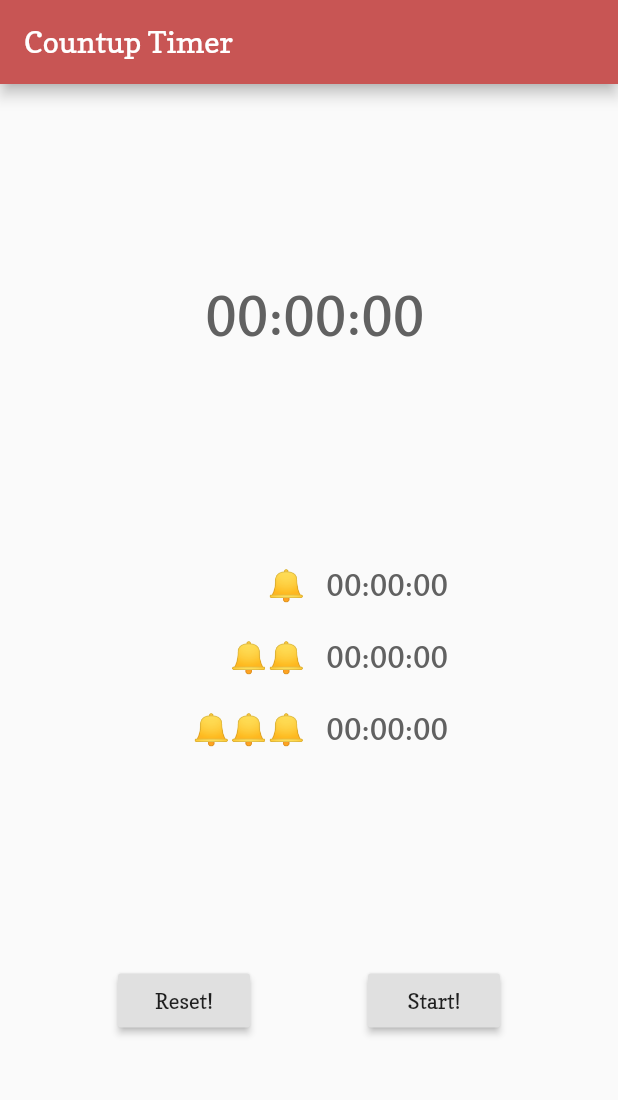
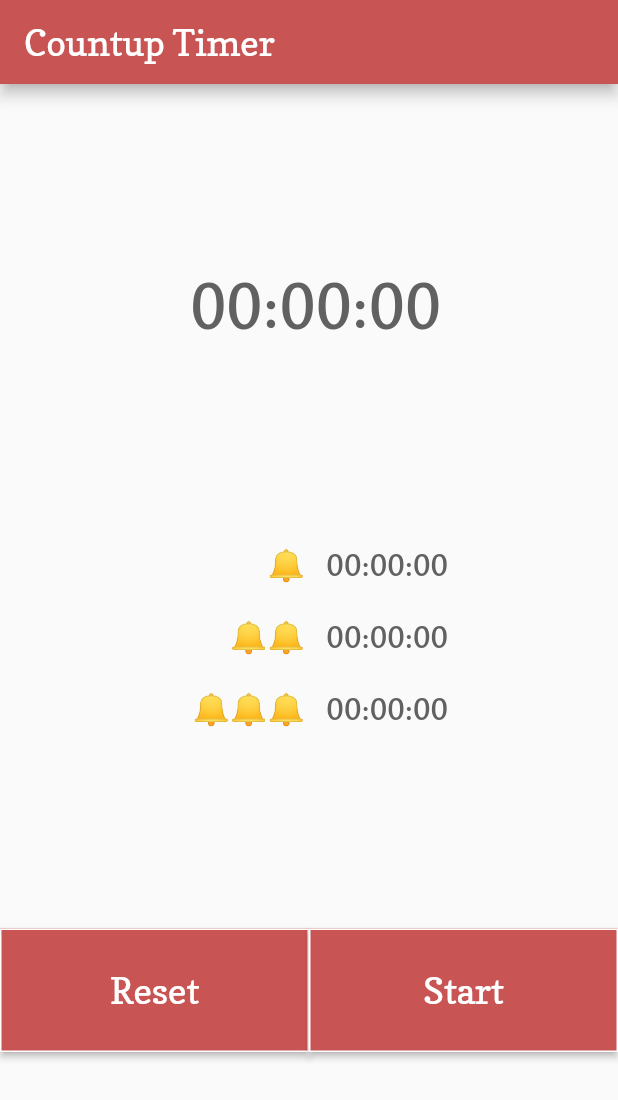
Before and after one commit to taroosg/flutter_stopwatch, a Flutter app: the screen it shows after launch, on a phone screen of 412 x 824 dp. Shown: the top 1100 px of the screen. Run offline on Flutter 3.47's test engine with Material 2 defaults, Android fonts, the light colour scheme and no system bars.

Commit message:
update button style added

```diff
--- a/lib/main.dart
+++ b/lib/main.dart
@@ -32,21 +32,28 @@ class _MyHomePageState extends State<MyHomePage> {
   int _counter = 0;
   int _totalCounter = 0;
   bool _isRunning = false;
-  List _buttonLabel = ['Start!', 'Stop!'];
-  String _runButtonLabel = 'Start!';
+  List _buttonLabel = ['Start', 'Stop'];
+  String _runButtonLabel = 'Start';
+  Map _alertMessage = {
+    'title': 'Unhappy letter',
+    'alert': 'Invalid value.',
+    'text1': 'Time soon.',
+    'text2': "It's time.",
+    'text3': "You died.",
+  };
   Timer _timer;
   int _startTime;
   List _bell = [0, 0, 0];
   List initialtimer = [new Duration(), new Duration(), new Duration()];
-  // Duration initialtimer = new Duration();
 
-  void alert() {
+  // アラートを出す関数
+  void alert(String title, String text) {
     showDialog(
       context: context,
       builder: (context) {
         return CupertinoAlertDialog(
-          title: Text('Unhappy letter'),
-          content: Text('Time up'),
+          title: Text(title),
+          content: Text(text),
           actions: <Widget>[
             CupertinoDialogAction(
               child: Text('OK'),
@@ -58,15 +65,18 @@ class _MyHomePageState extends State<MyHomePage> {
     );
   }
 
+  // 時間を管理する関数
   void _incrementCounter() {
     // この辺なんとかする
     if (((_bell[0] != 0 && _bell[1] != 0) && _bell[0] - _bell[1] >= 0) ||
         ((_bell[0] != 0 && _bell[2] != 0) && _bell[0] - _bell[2] >= 0) ||
         ((_bell[1] != 0 && _bell[2] != 0) && _bell[1] - _bell[2] >= 0)) {
-      alert();
+      alert(_alertMessage['title'], _alertMessage['alert']);
       return;
     }
+
     if (_isRunning) {
+      // 実行→停止
       _timer?.cancel();
       setState(() {
         _runButtonLabel = _buttonLabel[0];
@@ -74,7 +84,9 @@ class _MyHomePageState extends State<MyHomePage> {
         _isRunning = false;
       });
     } else {
+      // 停止→実行
       setState(() {
+        _isRunning = true;
         _runButtonLabel = _buttonLabel[1];
       });
       _startTime = new DateTime.now().millisecondsSinceEpoch;
@@ -83,14 +95,17 @@ class _MyHomePageState extends State<MyHomePage> {
           (Timer timer) => setState(() {
                 int _nowTime = new DateTime.now().millisecondsSinceEpoch;
                 _counter = _nowTime - _startTime + _totalCounter;
-                if (_counter ~/ 1000 == _bell[0] ~/ 1000) alert();
-                if (_counter ~/ 1000 == _bell[1] ~/ 1000) alert();
-                if (_counter ~/ 1000 == _bell[2] ~/ 1000) alert();
-                _isRunning = true;
+                if (_counter ~/ 1000 == _bell[0] ~/ 1000)
+                  alert(_alertMessage['title'], _alertMessage['text1']);
+                if (_counter ~/ 1000 == _bell[1] ~/ 1000)
+                  alert(_alertMessage['title'], _alertMessage['text2']);
+                if (_counter ~/ 1000 == _bell[2] ~/ 1000)
+                  alert(_alertMessage['title'], _alertMessage['text3']);
               }));
     }
   }
 
+  // リセットする関数
   void _resetCounter() {
     if (_isRunning) return;
     _timer?.cancel();
@@ -100,12 +115,14 @@ class _MyHomePageState extends State<MyHomePage> {
     });
   }
 
+  // ミリ秒をいい感じに整形する関数
   String milliseconds2time(int ms) {
     return '${new DateTime.fromMillisecondsSinceEpoch(ms).toUtc()}'
         .substring(10, 19);
   }
 
-  @override
+  // 時間設定するwidget
+  // @override
   Widget _inputDurationButton(String icon, int bellNum) {
     return MaterialButton(
       child: Row(
@@ -133,12 +150,6 @@ class _MyHomePageState extends State<MyHomePage> {
           ),
         ],
       ),
-      // child: Text(
-      //   "$icon ${milliseconds2time(_bell[bellNum])}",
-      //   style: TextStyle(
-      //     fontSize: 24,
-      //   ),
-      // ),
       onPressed: () {
         showModalBottomSheet(
             context: context,
@@ -155,7 +166,7 @@ class _MyHomePageState extends State<MyHomePage> {
                       _bell[bellNum] = changedtimer.inMilliseconds;
                       initialtimer[bellNum] = changedtimer;
                     });
-                    print(_bell[bellNum]);
+                    // print(_bell[bellNum]);
                   },
                 ),
               );
@@ -164,25 +175,49 @@ class _MyHomePageState extends State<MyHomePage> {
     );
   }
 
+  // スタート，ストップ，リセットボタンのwidget
+  Widget _operationButton(String label, onPressedFunction) {
+    return MaterialButton(
+      color: Color(0xffc85554),
+      shape: RoundedRectangleBorder(
+        side: BorderSide(
+          color: Colors.white,
+        ),
+      ),
+      minWidth: MediaQuery.of(context).copyWith().size.width / 2,
+      height: MediaQuery.of(context).copyWith().size.height / 10,
+      onPressed: onPressedFunction,
+      child: Text(
+        label,
+        style: TextStyle(
+          color: Colors.white,
+          fontSize: 24.0,
+        ),
+      ),
+    );
+  }
+
+  // 画面全体の制御
   @override
   Widget build(BuildContext context) {
     return Scaffold(
       appBar: AppBar(
-        title: Text(widget.title),
+        title: Text(
+          widget.title,
+          style: TextStyle(
+            fontSize: 24.0,
+          ),
+        ),
       ),
       body: Center(
         child: Column(
           mainAxisAlignment: MainAxisAlignment.spaceEvenly,
           children: <Widget>[
-            // Text(
-            //   '$_counter',
-            // ),
             Text(
               '${milliseconds2time(_counter)}',
-              // style: Theme.of(context).textTheme.display1,
               style: TextStyle(
                 color: Colors.grey[700],
-                fontSize: 36,
+                fontSize: MediaQuery.of(context).copyWith().size.width / 10,
               ),
             ),
             Column(
@@ -196,14 +231,8 @@ class _MyHomePageState extends State<MyHomePage> {
               child: Row(
                 mainAxisAlignment: MainAxisAlignment.spaceEvenly,
                 children: <Widget>[
-                  RaisedButton(
-                    onPressed: _resetCounter,
-                    child: Text('Reset!'),
-                  ),
-                  RaisedButton(
-                    onPressed: _incrementCounter,
-                    child: Text('$_runButtonLabel'),
-                  ),
+                  _operationButton('Reset', _resetCounter),
+                  _operationButton('$_runButtonLabel', _incrementCounter),
                 ],
               ),
             ),
```
